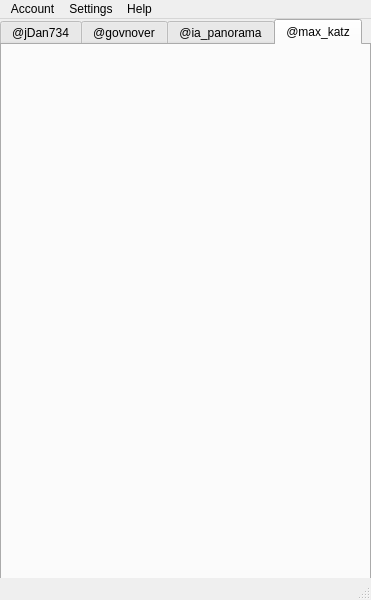
The window that design.ui (jDan735/qttwitter) describes before a commit, drawn with Qt 5.
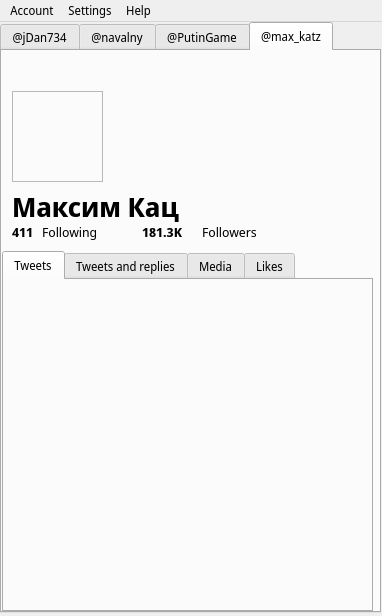
The same window after the commit. The open tabs and pages were chosen to show the change. Icons and pictures are not drawn.

Diff of the .ui file:
```diff
--- a/design.ui
+++ b/design.ui
@@ -6,13 +6,13 @@
    <rect>
     <x>0</x>
     <y>0</y>
-    <width>371</width>
-    <height>600</height>
+    <width>382</width>
+    <height>616</height>
    </rect>
   </property>
   <property name="font">
    <font>
-    <family>Segoe UI</family>
+    <family>Noto Sans Display</family>
    </font>
   </property>
   <property name="windowTitle">
@@ -24,8 +24,8 @@
      <rect>
       <x>0</x>
       <y>0</y>
-      <width>371</width>
-      <height>571</height>
+      <width>381</width>
+      <height>591</height>
      </rect>
     </property>
     <property name="styleSheet">
@@ -221,18 +221,204 @@
     </widget>
     <widget class="QWidget" name="tab_2">
      <attribute name="title">
-      <string>@govnover</string>
+      <string>@navalny</string>
      </attribute>
     </widget>
     <widget class="QWidget" name="tab_4">
      <attribute name="title">
-      <string>@ia_panorama</string>
+      <string>@PutinGame</string>
      </attribute>
     </widget>
     <widget class="QWidget" name="tab_5">
      <attribute name="title">
       <string>@max_katz</string>
      </attribute>
+     <widget class="QLabel" name="label_22">
+      <property name="geometry">
+       <rect>
+        <x>0</x>
+        <y>0</y>
+        <width>371</width>
+        <height>111</height>
+       </rect>
+      </property>
+      <property name="autoFillBackground">
+       <bool>false</bool>
+      </property>
+      <property name="styleSheet">
+       <string notr="true"/>
+      </property>
+      <property name="text">
+       <string>&lt;html&gt;&lt;head/&gt;&lt;body&gt;&lt;p&gt;&lt;img width=&quot;371&quot; height=&quot;111&quot; src=&quot;:/@max_katz/img/@max_katz/600x200&quot;/&gt;&lt;/p&gt;&lt;/body&gt;&lt;/html&gt;</string>
+      </property>
+      <property name="scaledContents">
+       <bool>true</bool>
+      </property>
+     </widget>
+     <widget class="QLabel" name="label_23">
+      <property name="geometry">
+       <rect>
+        <x>10</x>
+        <y>40</y>
+        <width>91</width>
+        <height>91</height>
+       </rect>
+      </property>
+      <property name="styleSheet">
+       <string notr="true"/>
+      </property>
+      <property name="text">
+       <string>&lt;html&gt;&lt;head/&gt;&lt;body&gt;&lt;p&gt;&lt;img width=&quot;91&quot; height=&quot;91&quot; src=&quot;:/@max_katz/img/@max_katz/5vBuo9nc_400x400.jpg&quot;/&gt;&lt;/p&gt;&lt;/body&gt;&lt;/html&gt;</string>
+      </property>
+      <property name="scaledContents">
+       <bool>true</bool>
+      </property>
+     </widget>
+     <widget class="QLabel" name="label_24">
+      <property name="geometry">
+       <rect>
+        <x>10</x>
+        <y>140</y>
+        <width>241</width>
+        <height>31</height>
+       </rect>
+      </property>
+      <property name="font">
+       <font>
+        <pointsize>20</pointsize>
+        <weight>75</weight>
+        <bold>true</bold>
+       </font>
+      </property>
+      <property name="text">
+       <string>Максим Кац</string>
+      </property>
+     </widget>
+     <widget class="QLabel" name="label_25">
+      <property name="geometry">
+       <rect>
+        <x>10</x>
+        <y>170</y>
+        <width>31</width>
+        <height>21</height>
+       </rect>
+      </property>
+      <property name="font">
+       <font>
+        <pointsize>10</pointsize>
+        <weight>75</weight>
+        <bold>true</bold>
+       </font>
+      </property>
+      <property name="text">
+       <string>411</string>
+      </property>
+     </widget>
+     <widget class="QLabel" name="label_26">
+      <property name="geometry">
+       <rect>
+        <x>40</x>
+        <y>170</y>
+        <width>71</width>
+        <height>21</height>
+       </rect>
+      </property>
+      <property name="font">
+       <font>
+        <pointsize>10</pointsize>
+       </font>
+      </property>
+      <property name="text">
+       <string>Following</string>
+      </property>
+     </widget>
+     <widget class="QLabel" name="label_27">
+      <property name="geometry">
+       <rect>
+        <x>140</x>
+        <y>170</y>
+        <width>61</width>
+        <height>21</height>
+       </rect>
+      </property>
+      <property name="font">
+       <font>
+        <pointsize>10</pointsize>
+        <weight>75</weight>
+        <bold>true</bold>
+       </font>
+      </property>
+      <property name="text">
+       <string>181.3K</string>
+      </property>
+     </widget>
+     <widget class="QLabel" name="label_28">
+      <property name="geometry">
+       <rect>
+        <x>200</x>
+        <y>170</y>
+        <width>71</width>
+        <height>21</height>
+       </rect>
+      </property>
+      <property name="font">
+       <font>
+        <pointsize>10</pointsize>
+       </font>
+      </property>
+      <property name="text">
+       <string>Followers</string>
+      </property>
+     </widget>
+     <widget class="QTabWidget" name="tabWidget_5">
+      <property name="geometry">
+       <rect>
+        <x>0</x>
+        <y>200</y>
+        <width>371</width>
+        <height>361</height>
+       </rect>
+      </property>
+      <property name="currentIndex">
+       <number>0</number>
+      </property>
+      <widget class="QWidget" name="tab_17">
+       <attribute name="title">
+        <string>Tweets</string>
+       </attribute>
+      </widget>
+      <widget class="QWidget" name="tab_18">
+       <attribute name="title">
+        <string>Tweets and replies</string>
+       </attribute>
+      </widget>
+      <widget class="QWidget" name="tab_19">
+       <attribute name="title">
+        <string>Media</string>
+       </attribute>
+      </widget>
+      <widget class="QWidget" name="tab_20">
+       <attribute name="title">
+        <string>Likes</string>
+       </attribute>
+      </widget>
+     </widget>
+     <widget class="QFrame" name="frame_3">
+      <property name="geometry">
+       <rect>
+        <x>10</x>
+        <y>40</y>
+        <width>91</width>
+        <height>91</height>
+       </rect>
+      </property>
+      <property name="frameShape">
+       <enum>QFrame::StyledPanel</enum>
+      </property>
+      <property name="frameShadow">
+       <enum>QFrame::Raised</enum>
+      </property>
+     </widget>
     </widget>
    </widget>
   </widget>
@@ -241,10 +427,15 @@
     <rect>
      <x>0</x>
      <y>0</y>
-     <width>371</width>
-     <height>21</height>
+     <width>382</width>
+     <height>22</height>
     </rect>
    </property>
+   <property name="font">
+    <font>
+     <family>Noto Sans Display</family>
+    </font>
+   </property>
    <widget class="QMenu" name="menuAccount">
     <property name="title">
      <string>Account</string>
@@ -274,7 +465,6 @@
    <addaction name="menuSettings"/>
    <addaction name="menuHelp"/>
   </widget>
-  <widget class="QStatusBar" name="statusbar"/>
   <action name="actionAbout_app">
    <property name="text">
     <string>About QtTwitter</string>
```
Left out of the diff: 504 changed lines with no effect on the pictures.
